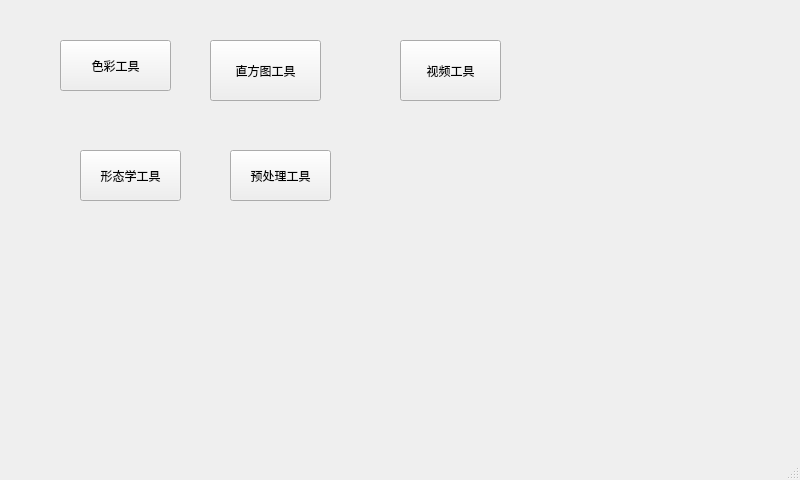
Before: the Qt Designer form mainwindow.ui in Wangyabin-sss/OpencvUsefulTool, drawn with Qt 5.
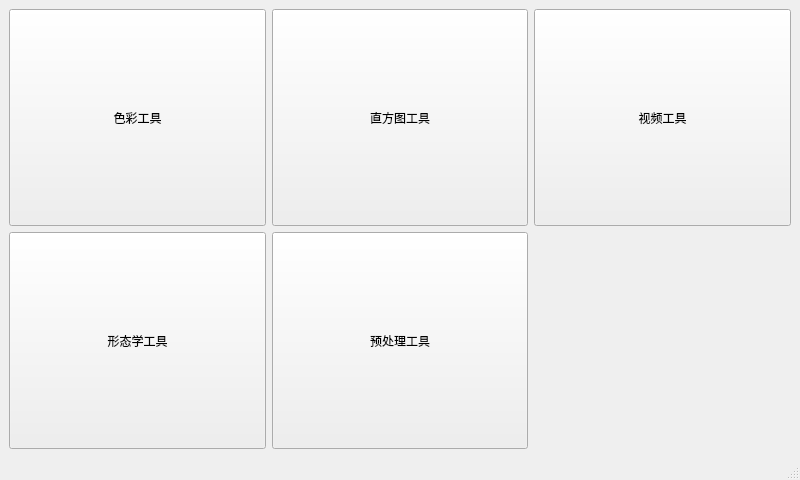
After: the same form once the commit is applied.

The edit to the form file:
```diff
--- a/mainwindow.ui
+++ b/mainwindow.ui
@@ -14,71 +14,77 @@
    <string>MainWindow</string>
   </property>
   <widget class="QWidget" name="centralwidget">
-   <widget class="QPushButton" name="Histogram">
-    <property name="geometry">
-     <rect>
-      <x>210</x>
-      <y>40</y>
-      <width>111</width>
-      <height>61</height>
-     </rect>
-    </property>
-    <property name="text">
-     <string>直方图工具</string>
-    </property>
-   </widget>
-   <widget class="QPushButton" name="colortool">
-    <property name="geometry">
-     <rect>
-      <x>60</x>
-      <y>40</y>
-      <width>111</width>
-      <height>51</height>
-     </rect>
-    </property>
-    <property name="text">
-     <string>色彩工具</string>
-    </property>
-   </widget>
+   <layout class="QGridLayout" name="gridLayout_2">
+    <item row="0" column="0">
+     <layout class="QGridLayout" name="gridLayout">
+      <item row="0" column="2">
    <widget class="QPushButton" name="videopc">
-    <property name="geometry">
-     <rect>
-      <x>400</x>
-      <y>40</y>
-      <width>101</width>
-      <height>61</height>
-     </rect>
+        <property name="sizePolicy">
+         <sizepolicy hsizetype="Minimum" vsizetype="Expanding">
+          <horstretch>0</horstretch>
+          <verstretch>0</verstretch>
+         </sizepolicy>
     </property>
     <property name="text">
      <string>视频工具</string>
     </property>
    </widget>
+      </item>
+      <item row="1" column="0">
    <widget class="QPushButton" name="morphologyproc">
-    <property name="geometry">
-     <rect>
-      <x>80</x>
-      <y>150</y>
-      <width>101</width>
-      <height>51</height>
-     </rect>
+        <property name="sizePolicy">
+         <sizepolicy hsizetype="Minimum" vsizetype="Expanding">
+          <horstretch>0</horstretch>
+          <verstretch>0</verstretch>
+         </sizepolicy>
     </property>
     <property name="text">
      <string>形态学工具</string>
     </property>
    </widget>
+      </item>
+      <item row="0" column="0">
+       <widget class="QPushButton" name="colortool">
+        <property name="sizePolicy">
+         <sizepolicy hsizetype="Minimum" vsizetype="Expanding">
+          <horstretch>0</horstretch>
+          <verstretch>0</verstretch>
+         </sizepolicy>
+        </property>
+        <property name="text">
+         <string>色彩工具</string>
+        </property>
+       </widget>
+      </item>
+      <item row="0" column="1">
+       <widget class="QPushButton" name="Histogram">
+        <property name="sizePolicy">
+         <sizepolicy hsizetype="Minimum" vsizetype="Expanding">
+          <horstretch>0</horstretch>
+          <verstretch>0</verstretch>
+         </sizepolicy>
+        </property>
+        <property name="text">
+         <string>直方图工具</string>
+        </property>
+       </widget>
+      </item>
+      <item row="1" column="1">
    <widget class="QPushButton" name="preprocessingtool">
-    <property name="geometry">
-     <rect>
-      <x>230</x>
-      <y>150</y>
-      <width>101</width>
-      <height>51</height>
-     </rect>
+        <property name="sizePolicy">
+         <sizepolicy hsizetype="Minimum" vsizetype="Expanding">
+          <horstretch>0</horstretch>
+          <verstretch>0</verstretch>
+         </sizepolicy>
     </property>
     <property name="text">
      <string>预处理工具</string>
     </property>
    </widget>
+      </item>
+     </layout>
+    </item>
+   </layout>
   </widget>
   <widget class="QMenuBar" name="menubar">
    <property name="geometry">
```
Lines whose indentation alone changed are shown as unchanged.
